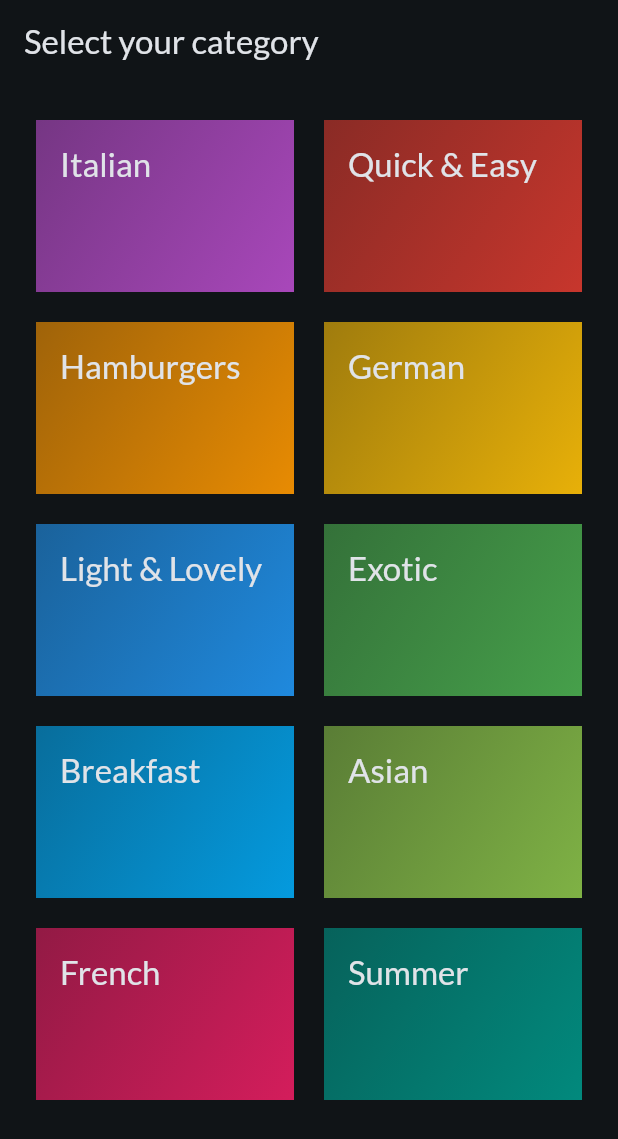
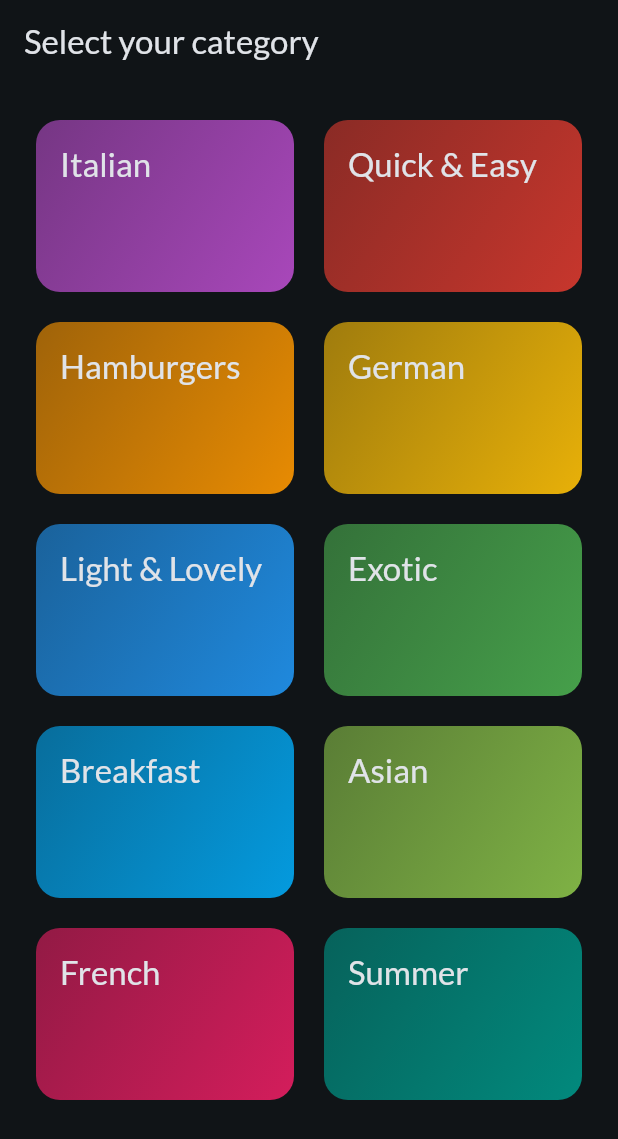
Before and after one commit to bhargav1131/Tastify, a Flutter app: the screen it shows after launch, on a phone screen of 412 x 824 dp. Shown: the top 1139 px of the screen. Run offline on Flutter 3.47's test engine with Material 3 defaults, Android fonts, the light colour scheme and no system bars; our stand-ins replace google_fonts.

Commit message:
add tapping feature(no functionality yet) and border radius to items

```diff
--- a/lib/widgets/grid_item.dart
+++ b/lib/widgets/grid_item.dart
@@ -8,9 +8,14 @@ class GridItem extends StatelessWidget {
 
   @override
   Widget build(BuildContext context) {
-    return Container(
+    return InkWell(
+      onTap: (){},
+      splashColor: Theme.of(context).primaryColor,
+      borderRadius: BorderRadius.circular(16),
+      child: Container(
         padding: const EdgeInsets.all(16),
         decoration: BoxDecoration(
+            borderRadius: BorderRadius.circular(16),
             gradient: LinearGradient(
           colors: [
             category.color.withOpacity(0.60),
@@ -25,6 +30,7 @@ class GridItem extends StatelessWidget {
                 color: Theme.of(context).colorScheme.onSurface,
               ),
         ),
+      ),
     );
   }
 }
```
Also changed, not shown: lib/category.dart (deleted, +0 -29 lines). Lines whose indentation alone changed are shown as unchanged.
